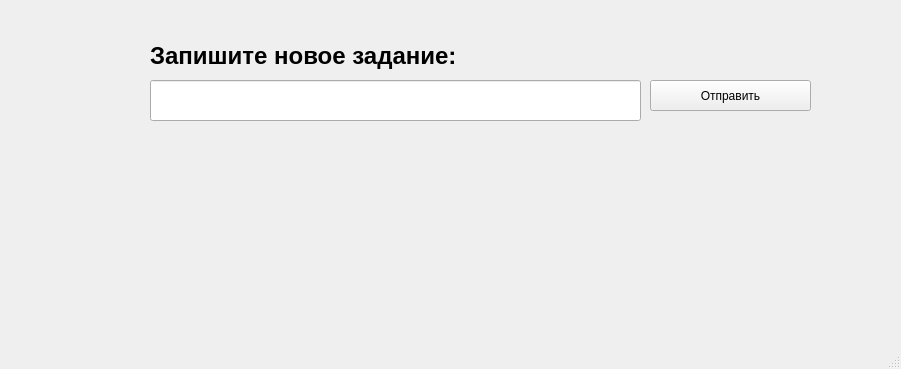
Qt form stock fullstack/frontend/temp.ui (dinywka/homeworks) before a commit.
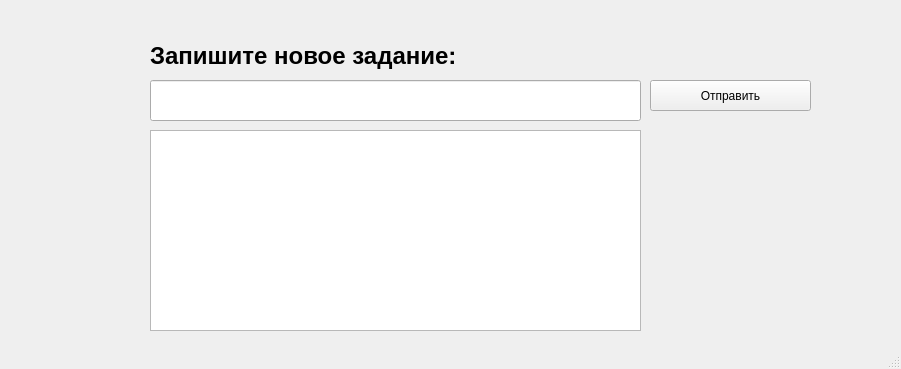
The same form after that commit.

The edit to the form file:
```diff
--- a/stock fullstack/frontend/temp.ui
+++ b/stock fullstack/frontend/temp.ui
@@ -58,6 +58,16 @@
      </rect>
     </property>
    </widget>
+   <widget class="QTableWidget" name="tableWidget">
+    <property name="geometry">
+     <rect>
+      <x>150</x>
+      <y>130</y>
+      <width>491</width>
+      <height>201</height>
+     </rect>
+    </property>
+   </widget>
   </widget>
   <widget class="QMenuBar" name="menubar">
    <property name="geometry">
```
